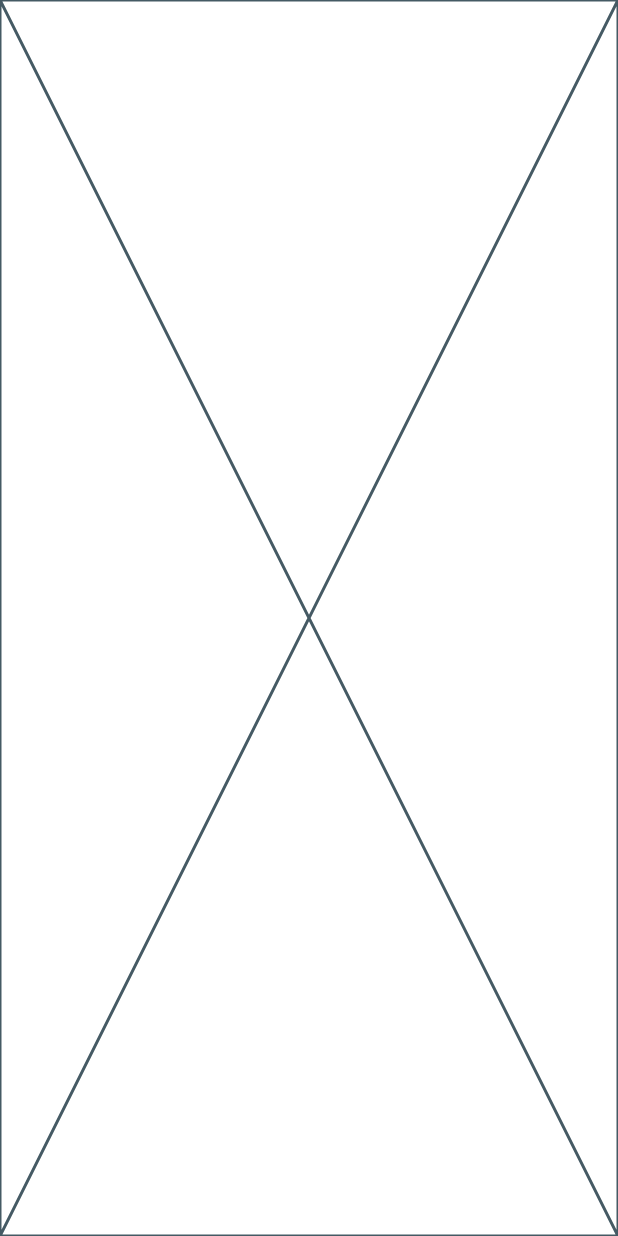
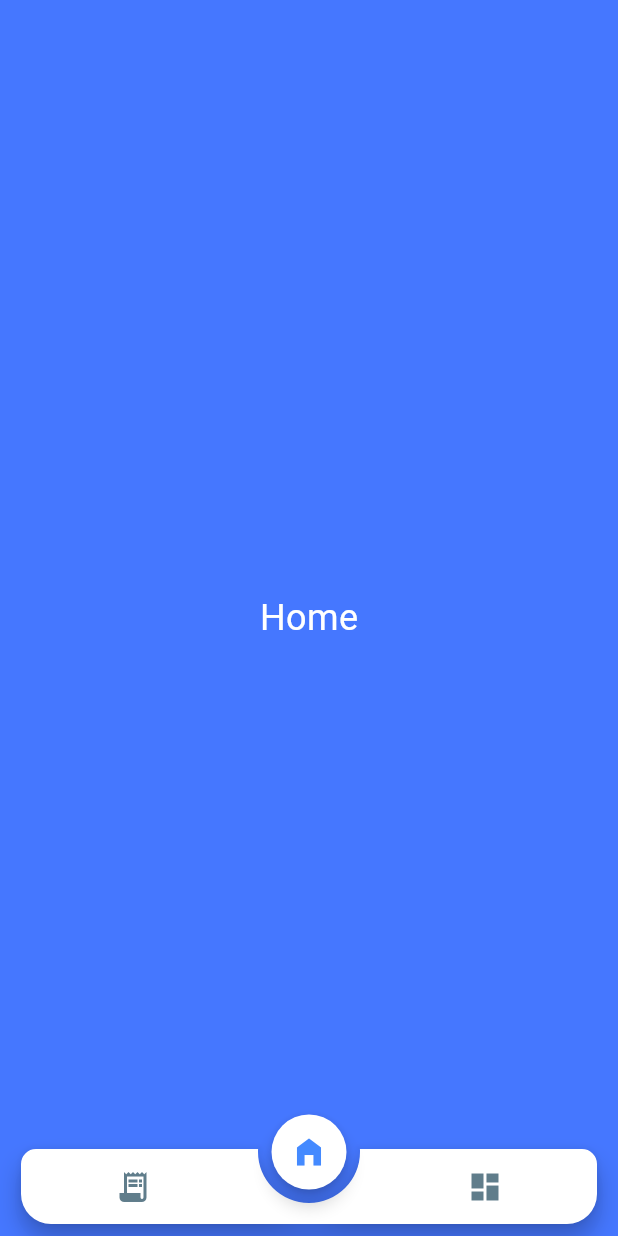
Before and after one commit to kimmysoybad404/project_mobile, a Flutter app: the screen it shows after launch, on a phone screen of 412 x 824 dp. Run offline on Flutter 3.47's test engine with Material 3 defaults, Android fonts, the phone set to English and light mode, and no system bars; drawn by our look-alikes of animated_notch_bottom_bar.

Commit message:
Demo : Bottom Bar

```diff
--- /dev/null
+++ b/lib/BottomBar.dart
@@ -0,0 +1,77 @@
+import 'package:flutter/material.dart';
+import 'package:animated_notch_bottom_bar/animated_notch_bottom_bar/animated_notch_bottom_bar.dart';
+
+class BottomBar extends StatefulWidget {
+  const BottomBar({super.key});
+
+  @override
+  State<BottomBar> createState() => _BottomBarState();
+}
+
+class _BottomBarState extends State<BottomBar> {
+  final PageController _pageController = PageController(initialPage: 1);
+  final NotchBottomBarController _controller = NotchBottomBarController(
+    index: 1,
+  );
+
+  final List<Widget> _pages = [
+    const Center(
+      child: Text(
+        'Request',
+        style: TextStyle(fontSize: 24, color: Colors.white),
+      ),
+    ),
+    const Center(
+      child: Text('Home', style: TextStyle(fontSize: 24, color: Colors.white)),
+    ),
+    const Center(
+      child: Text(
+        'Dashboard',
+        style: TextStyle(fontSize: 24, color: Colors.white),
+      ),
+    ),
+  ];
+
+  @override
+  Widget build(BuildContext context) {
+    return SafeArea(
+      child: Scaffold(
+        backgroundColor: const Color.fromARGB(248, 64, 115, 255),
+        extendBody: true,
+        body: PageView(
+          controller: _pageController,
+          children: _pages,
+          onPageChanged: (index) {
+            _controller.index = index;
+          },
+        ),
+        bottomNavigationBar: AnimatedNotchBottomBar(
+          notchBottomBarController: _controller,
+          kIconSize: 24,
+          kBottomRadius: 20,
+          shadowElevation: 5,
+          removeMargins: false,
+          bottomBarHeight: 50,
+
+          bottomBarItems: const [
+            BottomBarItem(
+              inActiveItem: Icon(Icons.receipt_long, color: Colors.blueGrey),
+              activeItem: Icon(Icons.receipt_long, color: Colors.blueAccent),
+            ),
+            BottomBarItem(
+              inActiveItem: Icon(Icons.home_filled, color: Colors.blueGrey),
+              activeItem: Icon(Icons.home_filled, color: Colors.blueAccent),
+            ),
+            BottomBarItem(
+              inActiveItem: Icon(Icons.dashboard, color: Colors.blueGrey),
+              activeItem: Icon(Icons.dashboard, color: Colors.blueAccent),
+            ),
+          ],
+          onTap: (index) {
+            _pageController.jumpToPage(index);
+          },
+        ),
+      ),
+    );
+  }
+}
--- a/lib/main.dart
+++ b/lib/main.dart
@@ -1,4 +1,5 @@
 import 'package:flutter/material.dart';
+import 'package:project_mobile/BottomBar.dart';
 import 'package:project_mobile/identify_page.dart';
 
 void main() {
@@ -9,6 +10,6 @@ class MyApp extends StatelessWidget {
   const MyApp({super.key});
   @override
   Widget build(BuildContext context) {
-    return MaterialApp(debugShowCheckedModeBanner: false, home: IdentifyPage());
+    return MaterialApp(debugShowCheckedModeBanner: false, home: BottomBar());
   }
 }
--- a/pubspec.yaml
+++ b/pubspec.yaml
@@ -2,7 +2,7 @@ name: project_mobile
 description: "A new Flutter project."
 # The following line prevents the package from being accidentally published to
 # pub.dev using `flutter pub publish`. This is preferred for private packages.
-publish_to: 'none' # Remove this line if you wish to publish to pub.dev
+publish_to: "none" # Remove this line if you wish to publish to pub.dev
 
 # The following defines the version and build number for your application.
 # A version number is three numbers separated by dots, like 1.2.43
@@ -38,7 +38,7 @@ dependencies:
 dev_dependencies:
   flutter_test:
     sdk: flutter
-
+  animated_notch_bottom_bar: ^1.0.3
   # The "flutter_lints" package below contains a set of recommended lints to
   # encourage good coding practices. The lint set provided by the package is
   # activated in the `analysis_options.yaml` file located at the root of your
@@ -51,7 +51,6 @@ dev_dependencies:
 
 # The following section is specific to Flutter packages.
 flutter:
-
   # The following line ensures that the Material Icons font is
   # included with your application, so that you can use the icons in
   # the material Icons class.
```
Also changed, not shown: pubspec.lock.
